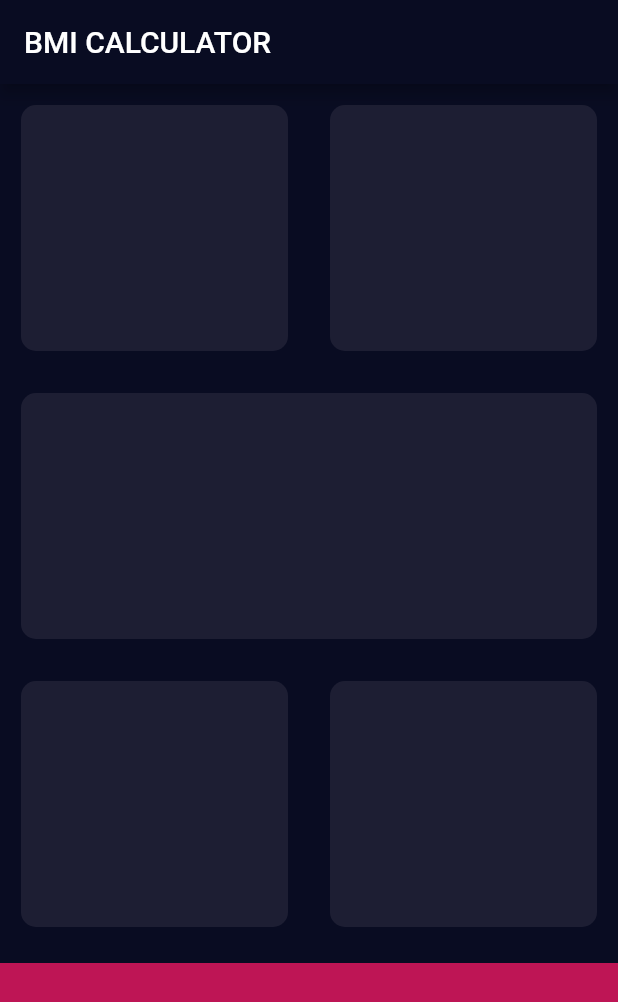
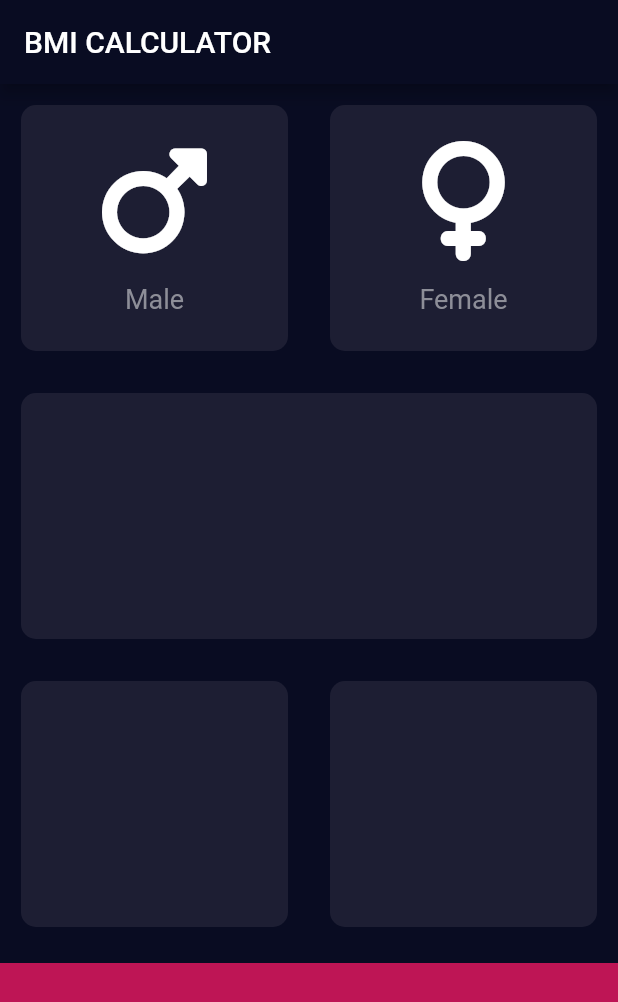
Before and after one commit to SinaKarimi00/BMI, a Flutter app: the screen it shows after launch, on a phone screen of 412 x 824 dp. Shown: the top 1002 px of the screen. Run offline on Flutter 3.47's test engine with Material 2 defaults, Android fonts, the phone set to English and light mode, and no system bars; our stand-ins replace font_awesome_flutter.

Commit message:
Define icon_content class and resuable_card

```diff
--- /dev/null
+++ b/lib/icon_content.dart
@@ -0,0 +1,32 @@
+import 'package:flutter/material.dart';
+
+const labelContent = TextStyle(
+  color: Color(0xFF8D8E98),
+  fontSize: 18.0,
+);
+
+class IconContent extends StatelessWidget {
+  IconContent({required this.icon, required this.label});
+  final IconData icon;
+  final String label;
+  @override
+  Widget build(BuildContext context) {
+    return Column(
+      mainAxisAlignment: MainAxisAlignment.center,
+      children: [
+        Icon(
+          icon,
+          size: 80.0,
+          color: Colors.white,
+        ),
+        SizedBox(
+          height: 15.0,
+        ),
+        Text(
+          label,
+          style: labelContent,
+        )
+      ],
+    );
+  }
+}
--- a/lib/input_page.dart
+++ b/lib/input_page.dart
@@ -1,7 +1,12 @@
 import 'package:flutter/material.dart';
+import 'package:font_awesome_flutter/font_awesome_flutter.dart';
+import 'icon_content.dart';
+import 'resuable_card.dart';
 
 const Color activeCardColor = Color(0xFF1D1E33);
 const bottomContainerHeight = 80.0;
+const femaleIcon = FontAwesomeIcons.venus;
+const maleIcon = FontAwesomeIcons.mars;
 
 class InputPage extends StatefulWidget {
   @override
@@ -23,11 +28,19 @@ class _InputPageState extends State<InputPage> {
                 Expanded(
                   child: ReusableCard(
                     colour: activeCardColor,
+                    cardChild: IconContent(
+                      icon: maleIcon,
+                      label: "Male",
+                    ),
                   ),
                 ),
                 Expanded(
                   child: ReusableCard(
                     colour: activeCardColor,
+                    cardChild: IconContent(
+                      icon: femaleIcon,
+                      label: "Female",
+                    ),
                   ),
                 ),
               ],
@@ -64,19 +77,3 @@ class _InputPageState extends State<InputPage> {
     );
   }
 }
-
-class ReusableCard extends StatelessWidget {
-  ReusableCard({required this.colour});
-  final Color colour;
-
-  @override
-  Widget build(BuildContext context) {
-    return Container(
-      margin: EdgeInsets.all(14.0),
-      decoration: BoxDecoration(
-        color: colour,
-        borderRadius: BorderRadius.circular(10.0),
-      ),
-    );
-  }
-}
--- /dev/null
+++ b/lib/resuable_card.dart
@@ -0,0 +1,18 @@
+import 'package:flutter/material.dart';
+
+class ReusableCard extends StatelessWidget {
+  ReusableCard({required this.colour, this.cardChild});
+  final Color colour;
+  final Widget? cardChild;
+  @override
+  Widget build(BuildContext context) {
+    return Container(
+      margin: EdgeInsets.all(14.0),
+      decoration: BoxDecoration(
+        color: colour,
+        borderRadius: BorderRadius.circular(10.0),
+      ),
+      child: cardChild,
+    );
+  }
+}
--- a/pubspec.yaml
+++ b/pubspec.yaml
@@ -18,7 +18,7 @@ publish_to: 'none' # Remove this line if you wish to publish to pub.dev
 version: 1.0.0+1
 
 environment:
-  sdk: ">=2.15.1 <3.0.0"
+  sdk: ">=2.12.0 <3.0.0"
 
 # Dependencies specify other packages that your package needs in order to work.
 # To automatically upgrade your package dependencies to the latest versions
@@ -34,6 +34,7 @@ dependencies:
   # The following adds the Cupertino Icons font to your application.
   # Use with the CupertinoIcons class for iOS style icons.
   cupertino_icons: ^1.0.2
+  font_awesome_flutter: ^10.1.0
 
 dev_dependencies:
   flutter_test:
```
Also changed, not shown: pubspec.lock.
